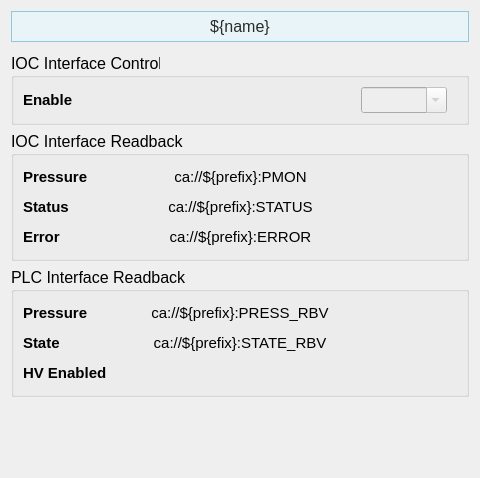
The window that pcdswidgets/static_ui/vacuum/pumps/PIPCombined_detailed.ui (pcdshub/pcdswidgets) describes before a commit, drawn with Qt 5.
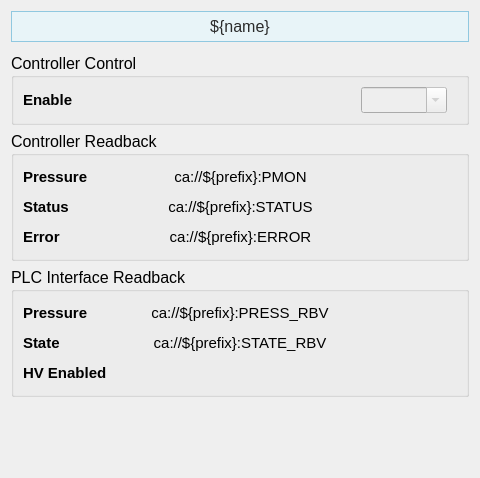
The same window after the commit. Custom widgets are drawn as their Qt base class.

Diff of the .ui file:
```diff
--- a/pcdswidgets/static_ui/vacuum/pumps/PIPCombined_detailed.ui
+++ b/pcdswidgets/static_ui/vacuum/pumps/PIPCombined_detailed.ui
@@ -98,7 +98,7 @@
       </font>
      </property>
      <property name="title">
-      <string>IOC Interface Control</string>
+      <string>Controller Control</string>
      </property>
      <layout class="QVBoxLayout" name="verticalLayout_3">
       <item>
@@ -225,7 +225,7 @@
       </font>
      </property>
      <property name="title">
-      <string>IOC Interface Readback</string>
+      <string>Controller Readback</string>
      </property>
      <layout class="QVBoxLayout" name="verticalLayout_2">
       <item>
```
